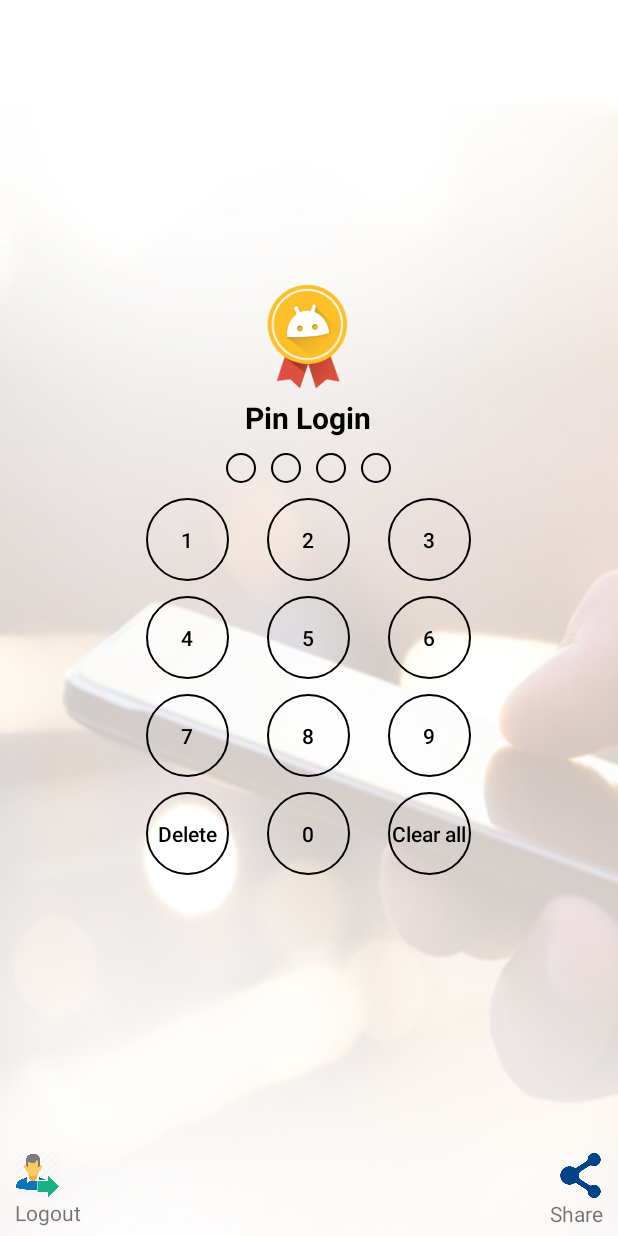
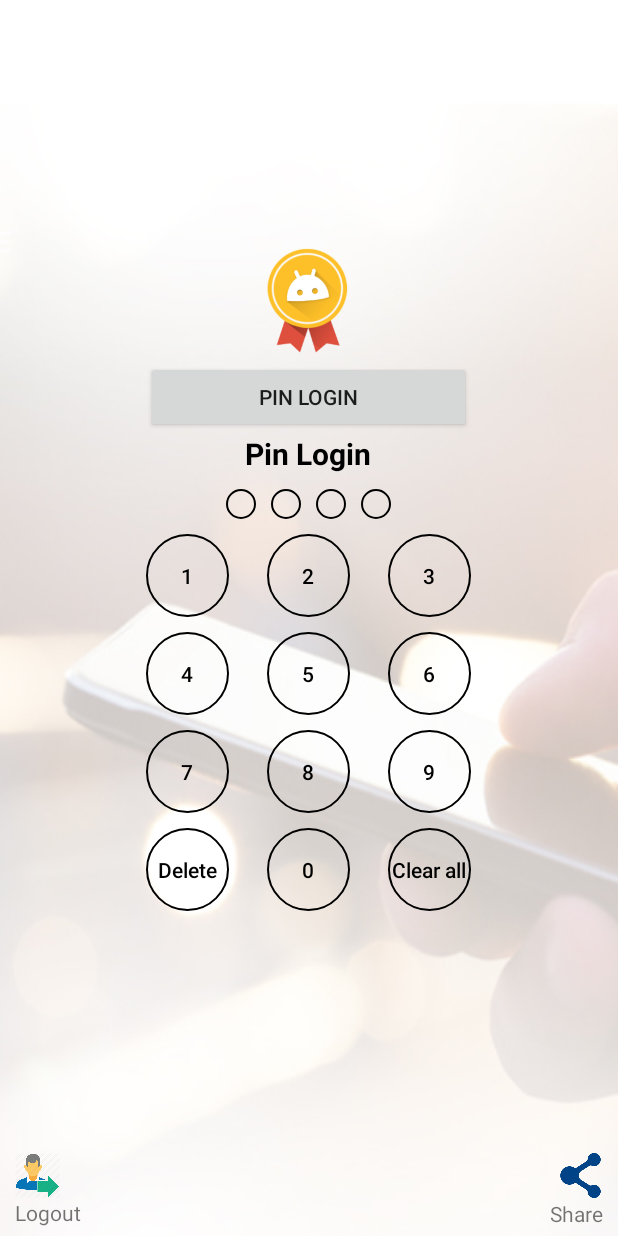
Before and after one commit to Vishnuneelancheri/PinLogin, an Android app: the screen it shows after launch (PinLoginActivity), on a phone screen of 412 x 824 dp. Run offline under Robolectric (Android 15) with nearby library versions, the phone set to English and light mode, and no system bars.

Commit message:
with button

```diff
--- a/app/src/main/res/layout/activity_pin_login.xml
+++ b/app/src/main/res/layout/activity_pin_login.xml
@@ -74,6 +74,13 @@
                 android:layout_width="80dp"
                 android:layout_height="80dp"
                 android:layout_gravity="center_horizontal"/>
+
+            <Button
+                android:id="@+id/button"
+                android:layout_width="match_parent"
+                android:layout_height="wrap_content"
+                android:text="@string/app_name"/>
+
             <TextView
                 android:id="@+id/txt_app_name"
                 android:layout_width="wrap_content"
```
